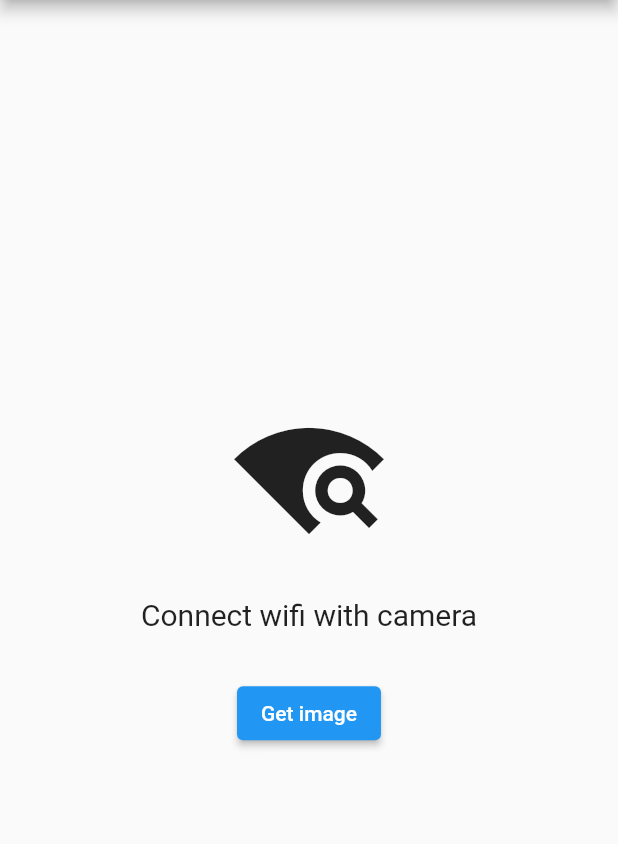
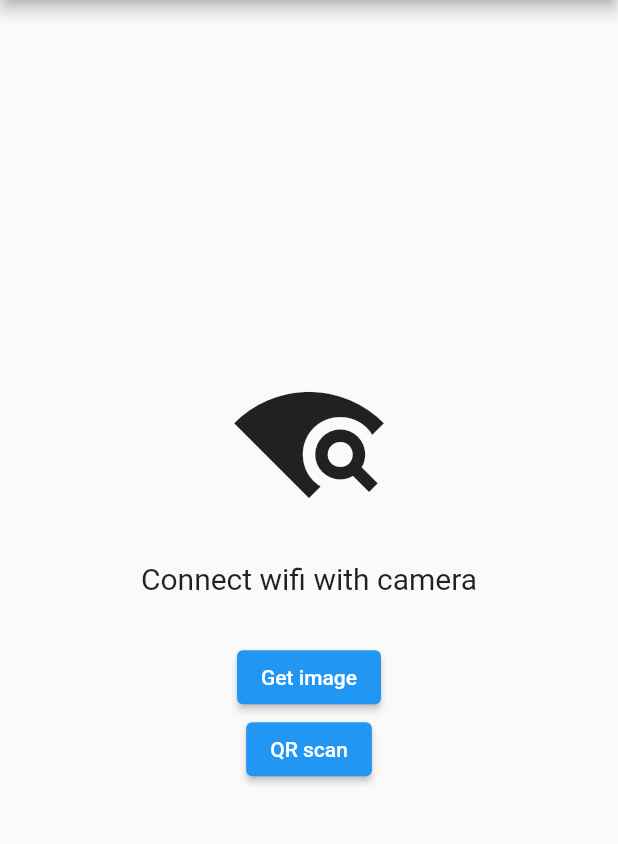
Before and after one commit to frechele/WifiConnector, a Flutter app: the screen it shows after launch, on a phone screen of 412 x 824 dp, the part 84-928 px from its top. Run offline on Flutter 3.47's test engine with Material 2 defaults, Android fonts, the phone set to English and light mode, and no system bars; our stand-ins replace fluttertoast, image_picker, qr_flutter; missing offline and left inert: easy_wifi_connect, qr_code_scanner.

Commit message:
feat: qr code scanning page 추가

```diff
--- a/lib/main.dart
+++ b/lib/main.dart
@@ -1,5 +1,7 @@
 import 'package:flutter/material.dart';
+
 import 'get_image.dart';
+import 'qr_scan.dart';
 
 void main() {
   runApp(const MyApp());
@@ -29,28 +31,36 @@ class _Home extends State<Home> {
   Widget build(BuildContext context) {
     return Scaffold(
         appBar: AppBar(
-          title: Text("Project WIFI"),
+          title: const Text("Project WIFI"),
         ),
         body: Container(
           child: Center(
             child: Column(
               children: <Widget>[
-                Icon(
+                const Icon(
                   Icons.wifi_find,
                   size: 100,
                 ),
-                SizedBox(height: 30),
-                Text("Connect wifi with camera",
+                const SizedBox(height: 30),
+                const Text("Connect wifi with camera",
                     style: TextStyle(
                       fontSize: 20,
                     )),
                 SizedBox(height: 30),
                 ElevatedButton(
-                  child: Text("Get image"),
+                  child: const Text("Get image"),
                   onPressed: () {
                     Navigator.push(context,
                         MaterialPageRoute(builder: (_) => ImageGetPage()));
                   },
+                ),
+                ElevatedButton(
+                  child: const Text("QR scan"),
+                  onPressed: () {
+                    Navigator.push(context,
+                      MaterialPageRoute(builder: (_) => QRScanPage())
+                    );
+                  }
                 )
               ],
               mainAxisAlignment: MainAxisAlignment.center,
--- a/pubspec.yaml
+++ b/pubspec.yaml
@@ -38,6 +38,8 @@ dependencies:
   wifi_connector: ^2.0.0
   image_picker:
   http:
+  qr_code_scanner: ^0.7.0
+  fluttertoast: ^8.0.9
 
 dev_dependencies:
   flutter_test:
```
Also changed, not shown: lib/qr_scan.dart (added, +72 -0 lines), lib/result_page.dart (+15 -8 lines).
